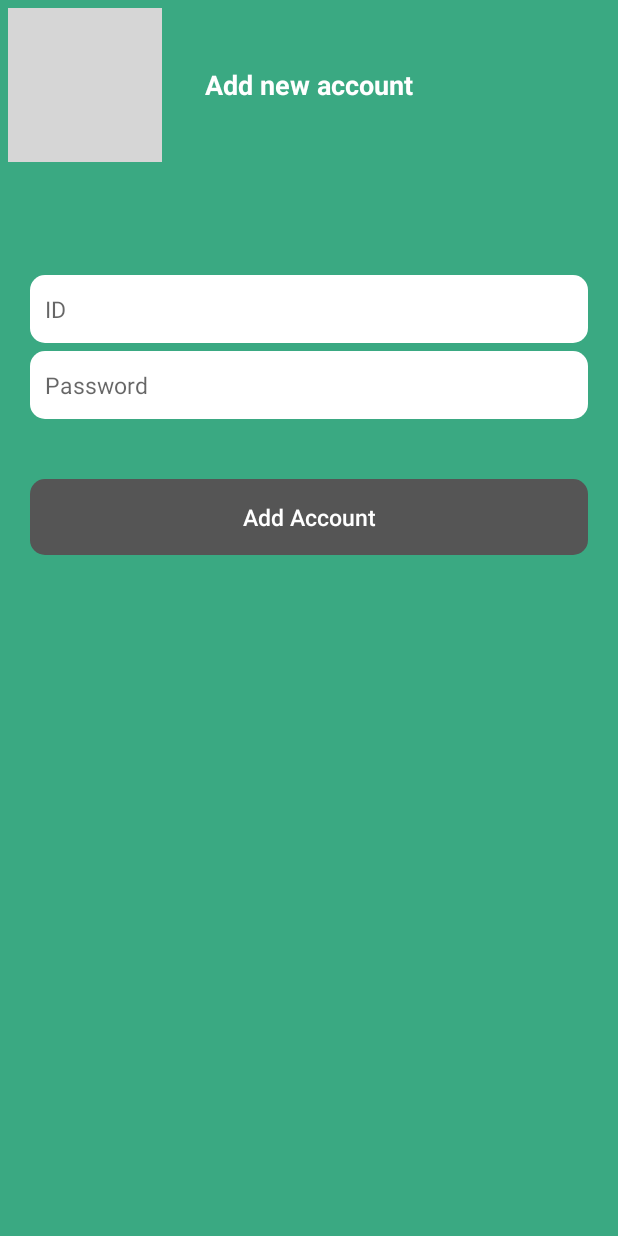
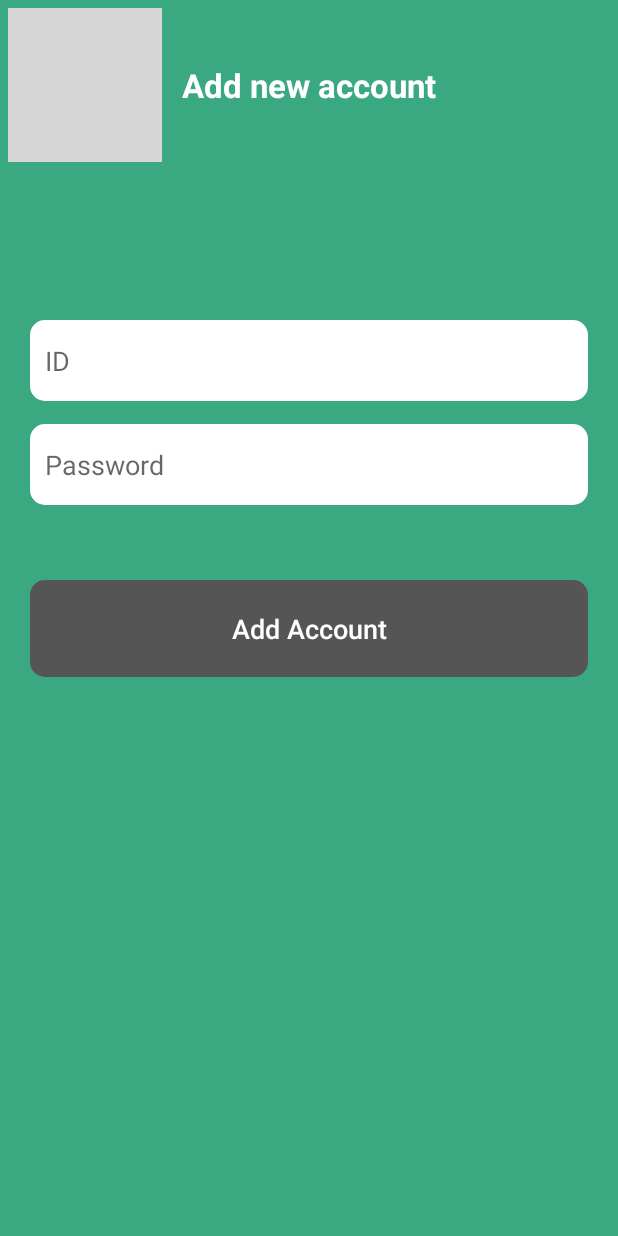
Before and after one commit to gaara4896/iCheckin-Android, an Android app: the AddAccountActivity screen opened directly, with no data from a screen before it, on a phone screen of 412 x 824 dp. Run offline under Robolectric (Android 15) with nearby library versions, the phone set to English and light mode, and no system bars; libraries missing offline, so code that uses them is left out: com.pawegio.kandroid, kotlinx.coroutines.experimental; 2 statements that could not run were skipped; grey boxes are pictures that could not be loaded.

Commit message:
Revert "Update display size for default screen size (#1)"
This reverts commit e4b3453afde0cca91a0b488beecd2775268a4241.

```diff
--- a/app/src/main/res/drawable/rounded_button_disabled.xml
+++ b/app/src/main/res/drawable/rounded_button_disabled.xml
@@ -4,6 +4,6 @@
     android:shape="rectangle">
     <solid android:color="@color/disabled" />
     <corners android:radius="10dp" />
-    <padding android:top="15dp" />
-    <padding android:bottom="15dp" />
+    <padding android:top="20dp" />
+    <padding android:bottom="20dp" />
 </shape>
--- a/app/src/main/res/drawable/rounded_button_primary.xml
+++ b/app/src/main/res/drawable/rounded_button_primary.xml
@@ -4,6 +4,6 @@
     android:shape="rectangle">
     <solid android:color="@color/colorPrimaryLight" />
     <corners android:radius="10dp" />
-    <padding android:top="15dp" />
-    <padding android:bottom="15dp" />
+    <padding android:top="20dp" />
+    <padding android:bottom="20dp" />
 </shape>
--- a/app/src/main/res/drawable/rounded_button_secondary.xml
+++ b/app/src/main/res/drawable/rounded_button_secondary.xml
@@ -4,6 +4,6 @@
     android:shape="rectangle">
     <solid android:color="@color/colorPrimaryDark" />
     <corners android:radius="10dp" />
-    <padding android:top="15dp" />
-    <padding android:bottom="15dp" />
+    <padding android:top="20dp" />
+    <padding android:bottom="20dp" />
 </shape>
--- a/app/src/main/res/drawable/rounded_edit_text.xml
+++ b/app/src/main/res/drawable/rounded_edit_text.xml
@@ -4,8 +4,8 @@
     android:shape="rectangle">
     <solid android:color="@android:color/white" />
     <corners android:radius="10dp" />
-    <padding android:top="12dp" />
+    <padding android:top="15dp" />
     <padding android:left="10dp" />
-    <padding android:bottom="12dp" />
+    <padding android:bottom="15dp" />
     <padding android:right="10dp" />
 </shape>
--- a/app/src/main/res/layout/activity_add_account.xml
+++ b/app/src/main/res/layout/activity_add_account.xml
@@ -20,7 +20,7 @@
             android:text="@string/add_new_account"
             android:textAlignment="center"
             android:textColor="@android:color/white"
-            android:textSize="18sp"
+            android:textSize="22sp"
             android:textStyle="bold" />
 
         <ImageButton
@@ -44,33 +44,31 @@
             android:id="@+id/editText_ID"
             android:layout_width="match_parent"
             android:layout_height="wrap_content"
-            android:layout_marginTop="50dp"
+            android:layout_marginTop="80dp"
             android:background="@drawable/rounded_edit_text"
             android:hint="@string/id"
-            android:inputType="number"
-            android:textSize="15sp" />
+            android:inputType="number" />
 
         <EditText
             android:id="@+id/editText_Password"
             android:layout_width="match_parent"
             android:layout_height="wrap_content"
-            android:layout_marginTop="5dp"
+            android:layout_marginTop="15dp"
             android:background="@drawable/rounded_edit_text"
             android:hint="@string/password"
-            android:inputType="textPassword"
-            android:textSize="15sp" />
+            android:inputType="textPassword" />
 
         <Button
             android:id="@+id/button_AddAccount"
             android:layout_width="match_parent"
             android:layout_height="wrap_content"
-            android:layout_marginTop="40dp"
+            android:layout_marginTop="50dp"
             android:background="@drawable/rounded_button_disabled"
             android:enabled="false"
             android:text="@string/add_account"
             android:textAllCaps="false"
             android:textColor="@android:color/white"
-            android:textSize="15sp" />
+            android:textSize="18sp" />
 
     </LinearLayout>
 
--- a/app/src/main/res/layout/fragment_account.xml
+++ b/app/src/main/res/layout/fragment_account.xml
@@ -20,7 +20,7 @@
             android:text="@string/add_new_account"
             android:textAllCaps="false"
             android:textColor="@android:color/white"
-            android:textSize="15sp" />
+            android:textSize="18sp" />
 
         <android.support.v7.widget.RecyclerView
             android:id="@+id/recycleView_Account"
```
Also changed, not shown: app/src/main/res/layout/activity_modify_account.xml (+7 -8 lines), app/src/main/res/layout/cardview_account.xml (+7 -12 lines).
